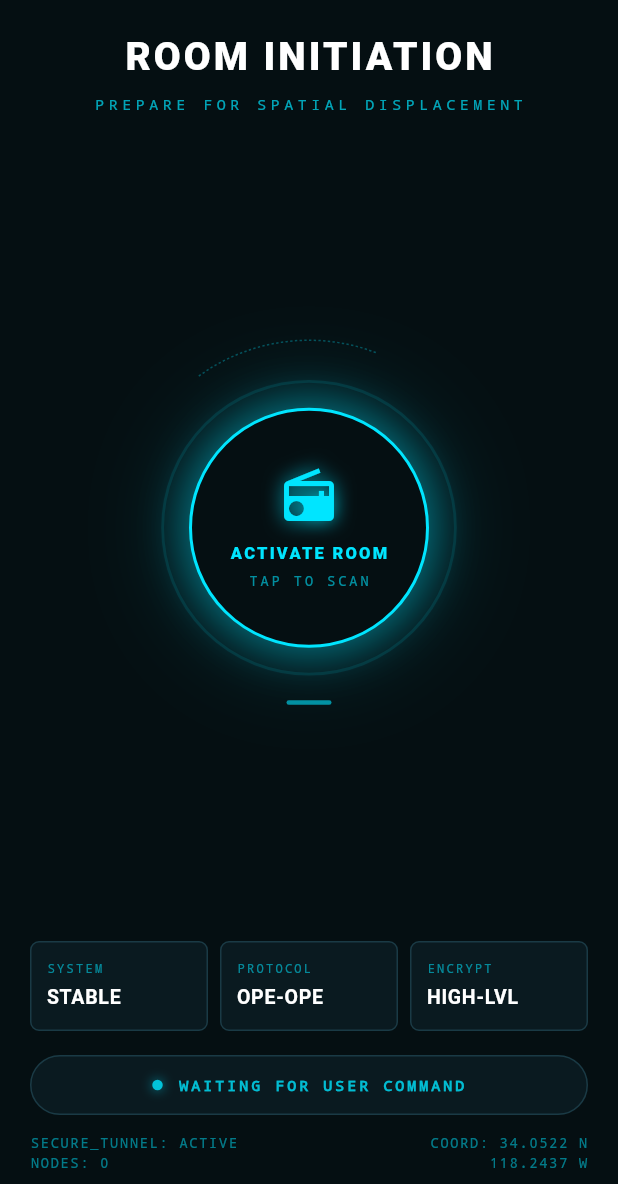
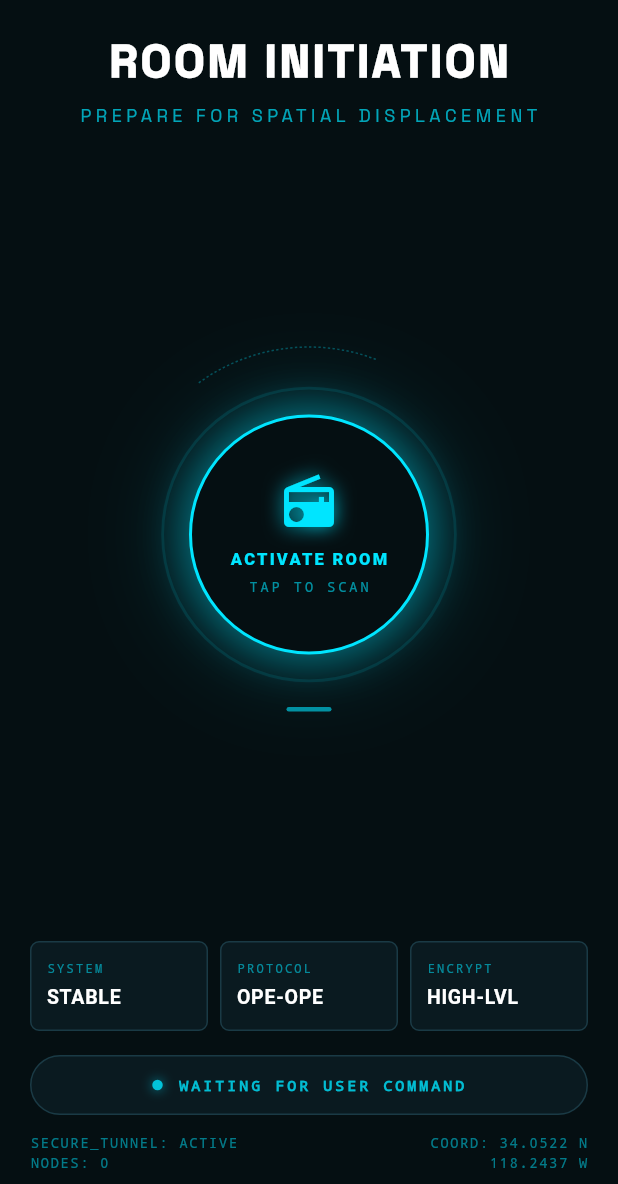
Before and after one commit to Satvik1769/op_share, a Flutter app: the screen it shows after launch, on a phone screen of 412 x 824 dp, the part 52-1236 px from its top. Run offline on Flutter 3.47's test engine with Material 3 defaults, Android fonts, the phone set to English and light mode, and no system bars; our stand-ins replace google_fonts.

Commit message:
updated fonts

```diff
--- a/lib/screens/room_intitiation/header.dart
+++ b/lib/screens/room_intitiation/header.dart
@@ -1,15 +1,16 @@
 import 'package:flutter/material.dart';
 import 'colors_room.dart';
+import 'package:google_fonts/google_fonts.dart';
 
 class Header extends StatelessWidget {
   @override
   Widget build(BuildContext context) {
     return Column(
       children: [
-        const Text(
+        Text(
           'ROOM INITIATION',
-          style: TextStyle(
-            fontSize: 26,
+          style: GoogleFonts.spaceGrotesk(
+            fontSize: 30,
             fontWeight: FontWeight.w900,
             color: Colors.white,
             letterSpacing: 2,
@@ -18,11 +19,10 @@ class Header extends StatelessWidget {
         const SizedBox(height: 6),
         Text(
           'PREPARE FOR SPATIAL DISPLACEMENT',
-          style: TextStyle(
-            fontSize: 10,
+          style: GoogleFonts.spaceGrotesk(
+            fontSize: 12,
             letterSpacing: 3,
             color: kCyan.withOpacity(0.7),
-            fontFamily: 'monospace',
           ),
         ),
       ],
```
